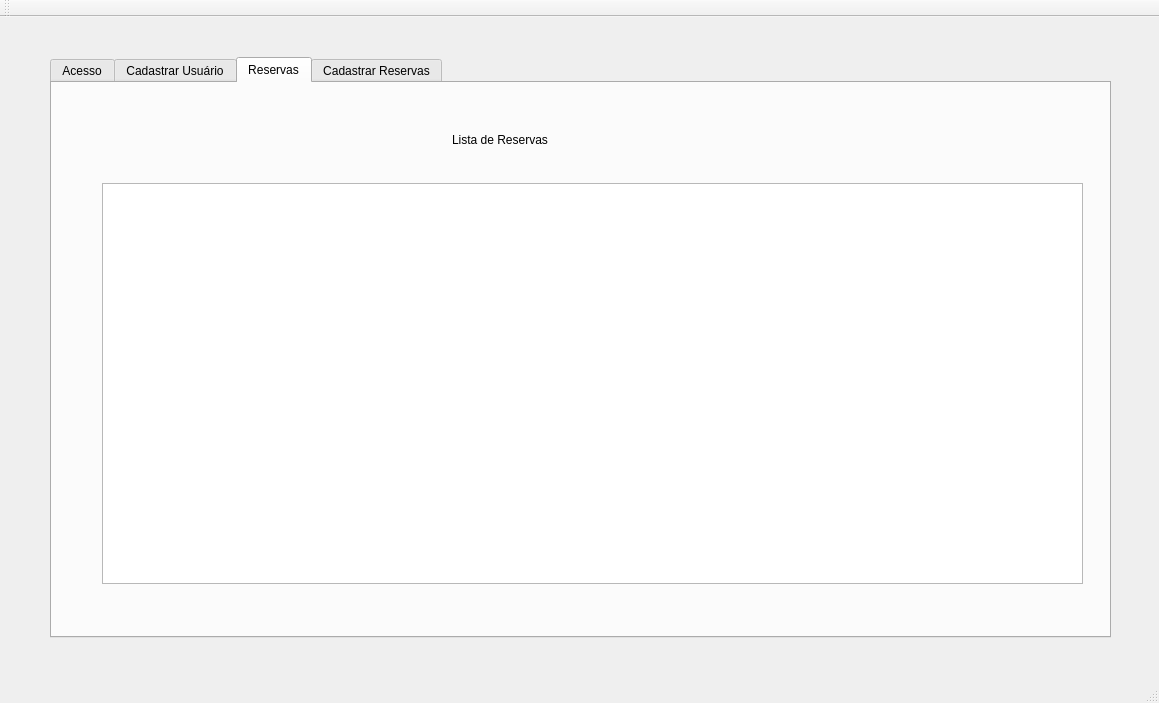
First picture: the form in mainwindow.ui, repository lksalbq/user-control-system, before the edit.
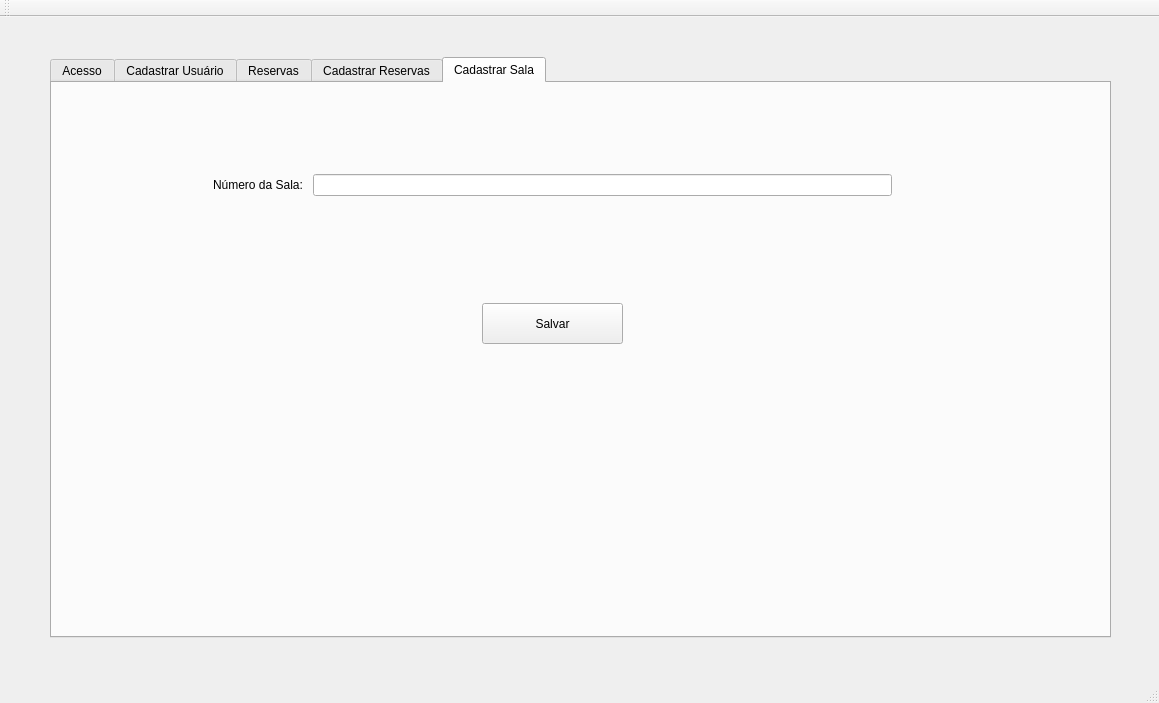
Second picture: the form after the edit.

Commit message: room register

```diff
--- a/mainwindow.ui
+++ b/mainwindow.ui
@@ -27,7 +27,7 @@
      </rect>
     </property>
     <property name="currentIndex">
-     <number>2</number>
+     <number>4</number>
     </property>
     <widget class="QWidget" name="tab">
      <attribute name="title">
@@ -475,6 +475,46 @@
       </property>
      </widget>
     </widget>
+    <widget class="QWidget" name="tab_5">
+     <attribute name="title">
+      <string>Cadastrar Sala</string>
+     </attribute>
+     <widget class="QWidget" name="formLayoutWidget">
+      <property name="geometry">
+       <rect>
+        <x>150</x>
+        <y>80</y>
+        <width>701</width>
+        <height>80</height>
+       </rect>
+      </property>
+      <layout class="QFormLayout" name="formLayout_3">
+       <item row="0" column="0">
+        <widget class="QLabel" name="roomNumberLabel">
+         <property name="text">
+          <string>Número da Sala: </string>
+         </property>
+        </widget>
+       </item>
+       <item row="0" column="1">
+        <widget class="QLineEdit" name="roomNumberRegisterLineEdit"/>
+       </item>
+      </layout>
+     </widget>
+     <widget class="QPushButton" name="saveRoom">
+      <property name="geometry">
+       <rect>
+        <x>430</x>
+        <y>220</y>
+        <width>141</width>
+        <height>41</height>
+       </rect>
+      </property>
+      <property name="text">
+       <string>Salvar</string>
+      </property>
+     </widget>
+    </widget>
    </widget>
   </widget>
   <widget class="QToolBar" name="mainToolBar">
```
The commit also changes 2 other files.
